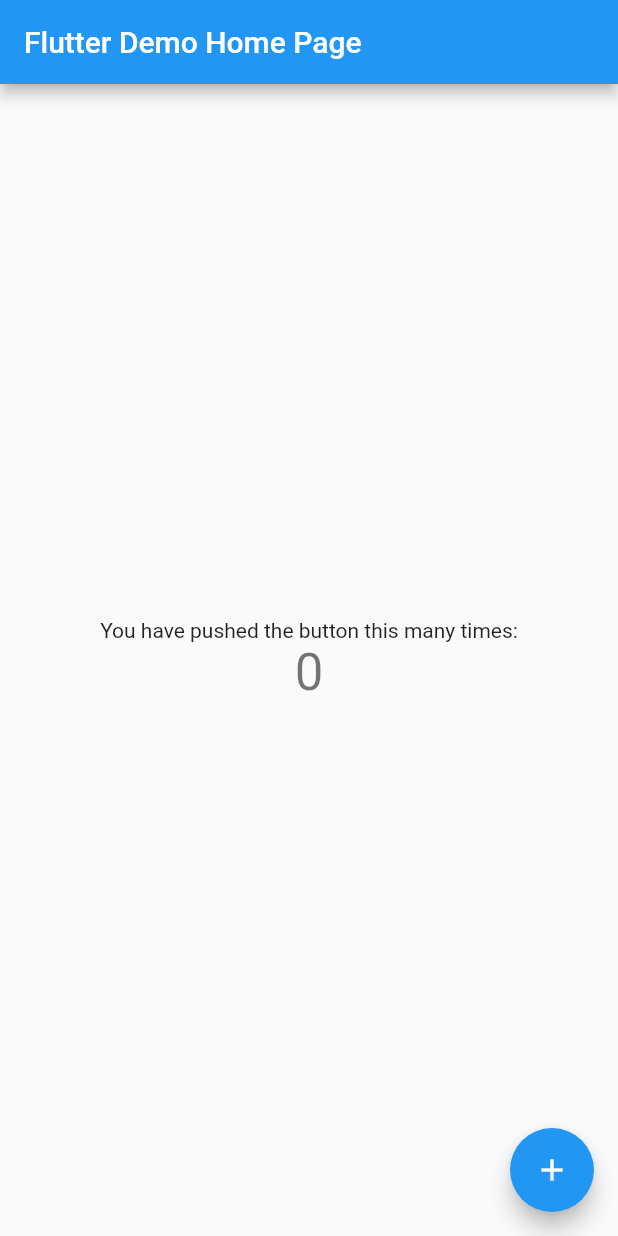
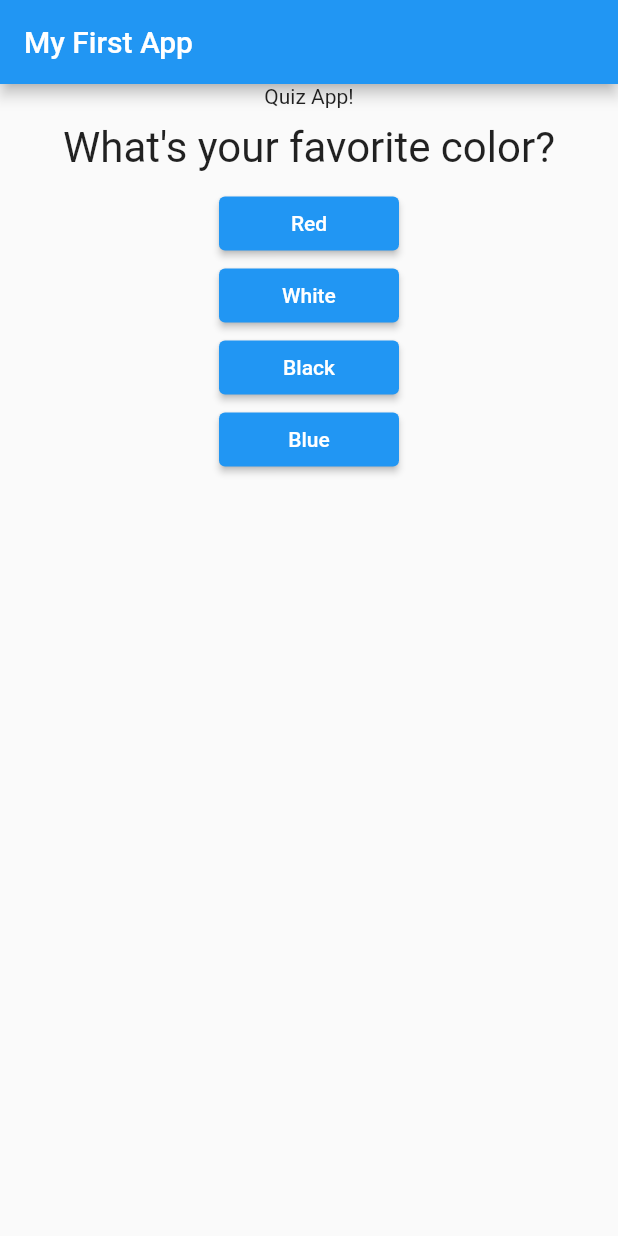
Before and after one commit to cequinteroar/flutter_first, a Flutter app: the screen it shows after launch, on a phone screen of 412 x 824 dp. Run offline on Flutter 3.47's test engine with Material 2 defaults, Android fonts, the phone set to English and light mode, and no system bars.

Commit message:
First flutter App - Learning to create it

```diff
--- /dev/null
+++ b/first_app/lib/answer.dart
@@ -0,0 +1,18 @@
+import 'package:flutter/material.dart';
+
+class Answer extends StatelessWidget {
+  const Answer({Key? key, required this.selectAnswer, required this.answerText})
+      : super(key: key);
+  final VoidCallback selectAnswer;
+  final String answerText;
+
+  @override
+  Widget build(BuildContext context) {
+    return SizedBox(
+        width: 120,
+        child: ElevatedButton(
+          onPressed: selectAnswer,
+          child: Text(answerText),
+        ));
+  }
+}
--- a/first_app/lib/main.dart
+++ b/first_app/lib/main.dart
@@ -1,11 +1,14 @@
+import 'package:first_app/quiz.dart';
 import 'package:flutter/material.dart';
+import './quiz.dart';
+import './result.dart';
 
 void main() {
-  runApp(const MyApp());
+  runApp(const MyFirstApp());
 }
 
-class MyApp extends StatelessWidget {
-  const MyApp({Key? key}) : super(key: key);
+class MyFirstApp extends StatelessWidget {
+  const MyFirstApp({Key? key}) : super(key: key);
 
   // This widget is the root of your application.
   @override
@@ -24,92 +27,87 @@ class MyApp extends StatelessWidget {
         // is not restarted.
         primarySwatch: Colors.blue,
       ),
-      home: const MyHomePage(title: 'Flutter Demo Home Page'),
+      home: MyHomePage(),
     );
   }
 }
 
 class MyHomePage extends StatefulWidget {
-  const MyHomePage({Key? key, required this.title}) : super(key: key);
-
-  // This widget is the home page of your application. It is stateful, meaning
-  // that it has a State object (defined below) that contains fields that affect
-  // how it looks.
-
-  // This class is the configuration for the state. It holds the values (in this
-  // case the title) provided by the parent (in this case the App widget) and
-  // used by the build method of the State. Fields in a Widget subclass are
-  // always marked "final".
-
-  final String title;
-
   @override
   State<MyHomePage> createState() => _MyHomePageState();
 }
 
 class _MyHomePageState extends State<MyHomePage> {
-  int _counter = 0;
+  // const MyHomePage({Key? key}) : super(key: key);
+  var _questionIndex = 0; //  _ signlizes private property
+  int _totalScore = 0;
 
-  void _incrementCounter() {
+  final questions = const [
+    {
+      "questionText": "What's your favorite color?",
+      "answers": [
+        {"text": "Red", "score": 2},
+        {"text": "White", "score": 1},
+        {"text": "Black", "score": 5},
+        {"text": "Blue", "score": 6}
+      ]
+    },
+    {
+      "questionText": "What's your favorite animal?",
+      "answers": [
+        {"text": "Cat", "score": 10},
+        {"text": "Dog", "score": 6},
+        {"text": "Rabbit", "score": 1},
+        {"text": "Snake", "score": 4},
+        {"text": "Elephant", "score": 9},
+        {"text": "Lion", "score": 8},
+        {"text": "Mockingbird", "score": 7},
+      ]
+    },
+    {
+      "questionText": "Who's your favorite scientis?",
+      "answers": [
+        {"text": "Marie Curie", "score": 8},
+        {"text": "Albert Einstein", "score": 9},
+        {"text": "Nicola Tesla", "score": 7},
+        {"text": "Me", "score": 10},
+        {"text": "Dexter", "score": 3},
+      ]
+    },
+  ];
+
+  void _resetQuiz() {
     setState(() {
-      // This call to setState tells the Flutter framework that something has
-      // changed in this State, which causes it to rerun the build method below
-      // so that the display can reflect the updated values. If we changed
-      // _counter without calling setState(), then the build method would not be
-      // called again, and so nothing would appear to happen.
-      _counter++;
+      _totalScore = 0;
+      _questionIndex = 0;
     });
+  }
+
+  void _answerQuestion(int score) {
+    if (_questionIndex < questions.length) {
+      _totalScore += score;
+      setState(() {
+        _questionIndex++;
+      });
+      print(_questionIndex);
+    }
   }
 
   @override
   Widget build(BuildContext context) {
-    // This method is rerun every time setState is called, for instance as done
-    // by the _incrementCounter method above.
-    //
-    // The Flutter framework has been optimized to make rerunning build methods
-    // fast, so that you can just rebuild anything that needs updating rather
-    // than having to individually change instances of widgets.
     return Scaffold(
       appBar: AppBar(
-        // Here we take the value from the MyHomePage object that was created by
-        // the App.build method, and use it to set our appbar title.
-        title: Text(widget.title),
+        title: const Text("My First App"),
       ),
-      body: Center(
-        // Center is a layout widget. It takes a single child and positions it
-        // in the middle of the parent.
-        child: Column(
-          // Column is also a layout widget. It takes a list of children and
-          // arranges them vertically. By default, it sizes itself to fit its
-          // children horizontally, and tries to be as tall as its parent.
-          //
-          // Invoke "debug painting" (press "p" in the console, choose the
-          // "Toggle Debug Paint" action from the Flutter Inspector in Android
-          // Studio, or the "Toggle Debug Paint" command in Visual Studio Code)
-          // to see the wireframe for each widget.
-          //
-          // Column has various properties to control how it sizes itself and
-          // how it positions its children. Here we use mainAxisAlignment to
-          // center the children vertically; the main axis here is the vertical
-          // axis because Columns are vertical (the cross axis would be
-          // horizontal).
-          mainAxisAlignment: MainAxisAlignment.center,
-          children: <Widget>[
-            const Text(
-              'You have pushed the button this many times:',
-            ),
-            Text(
-              '$_counter',
-              style: Theme.of(context).textTheme.headline4,
-            ),
-          ],
-        ),
-      ),
-      floatingActionButton: FloatingActionButton(
-        onPressed: _incrementCounter,
-        tooltip: 'Increment',
-        child: const Icon(Icons.add),
-      ), // This trailing comma makes auto-formatting nicer for build methods.
+      body: _questionIndex < questions.length
+          ? Column(children: <Widget>[
+              const Text("Quiz App!"),
+              Quiz(
+                  answerQuestion: _answerQuestion,
+                  questionIndex: _questionIndex,
+                  questions: questions),
+            ])
+          : Result(resultScore: _totalScore, resetHandler: _resetQuiz),
     );
   }
 }
--- /dev/null
+++ b/first_app/lib/question.dart
@@ -0,0 +1,18 @@
+import 'package:flutter/cupertino.dart';
+
+class Question extends StatelessWidget {
+  const Question({Key? key, required this.questionText});
+  final String questionText;
+
+  @override
+  Widget build(BuildContext context) {
+    return Container(
+        width: double.infinity,
+        margin: const EdgeInsets.all(10),
+        child: Text(
+          questionText,
+          style: const TextStyle(fontSize: 28),
+          textAlign: TextAlign.center,
+        ));
+  }
+}
--- /dev/null
+++ b/first_app/lib/quiz.dart
@@ -0,0 +1,29 @@
+import 'package:flutter/cupertino.dart';
+import './question.dart';
+import './answer.dart';
+
+class Quiz extends StatelessWidget {
+  const Quiz(
+      {Key? key,
+      required this.questions,
+      required this.answerQuestion,
+      required this.questionIndex})
+      : super(key: key);
+  final List<Map<String, Object>> questions;
+  final int questionIndex;
+  final Function answerQuestion;
+  @override
+  Widget build(BuildContext context) {
+    return Column(children: [
+      Question(
+        questionText: questions[questionIndex]["questionText"] as String,
+      ),
+      ...(questions[questionIndex]["answers"] as List<Map<String, Object>>)
+          .map((answer) {
+        return Answer(
+            selectAnswer: () => answerQuestion(answer["score"]),
+            answerText: answer["text"] as String);
+      }).toList(),
+    ]);
+  }
+}
```
Also changed, not shown: first_app/lib/result.dart (added, +41 -0 lines), 1 other file.
